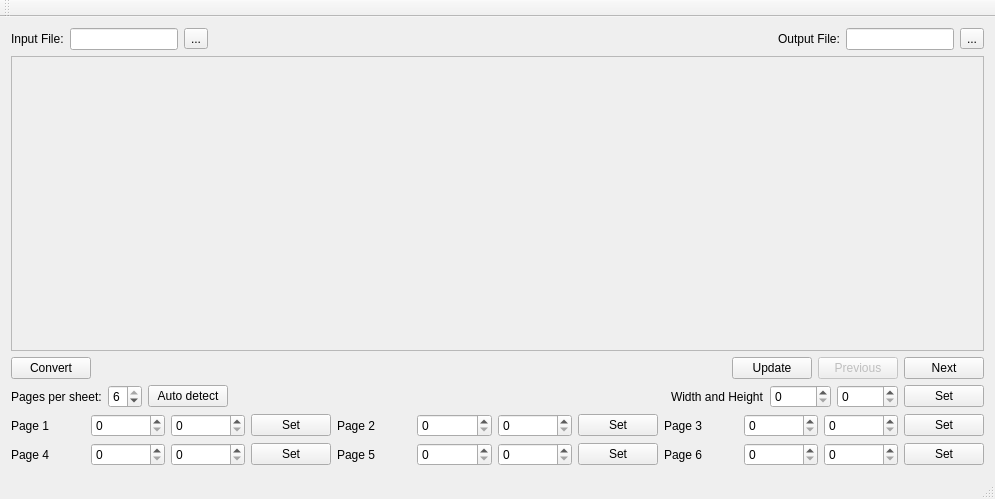
Above: mainwindow.ui from cges30901/pdfhandoutcrop before the change. Below: the same form after it.
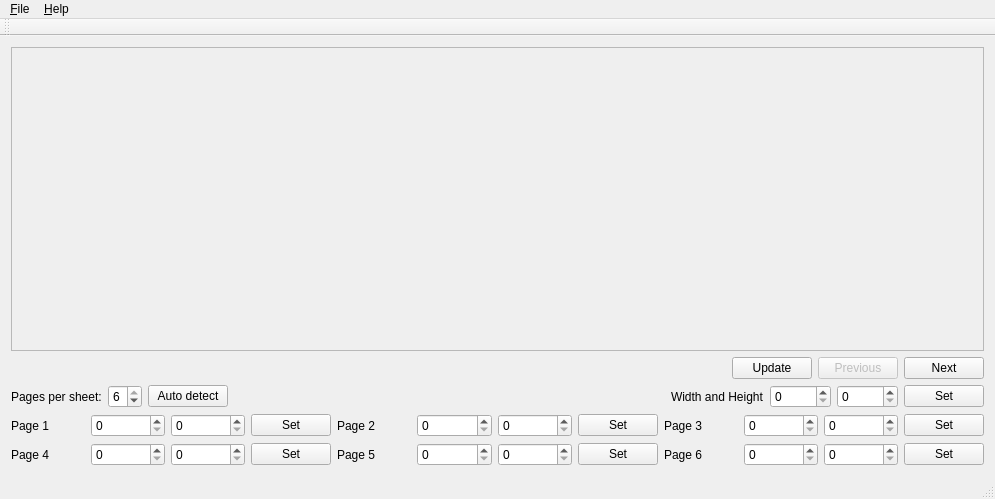
That is the form after the change. Custom widgets are drawn as their Qt base class.

Commit message: add menu bar and use action in menu bar to open and convert

```diff
--- a/mainwindow.ui
+++ b/mainwindow.ui
@@ -15,71 +15,6 @@
   </property>
   <widget class="QWidget" name="centralWidget">
    <layout class="QVBoxLayout" name="verticalLayout">
-    <item>
-     <layout class="QHBoxLayout" name="horizontalLayout">
-      <item>
-       <widget class="QLabel" name="label_2">
-        <property name="text">
-         <string>Input File:</string>
-        </property>
-       </widget>
-      </item>
-      <item>
-       <widget class="QLineEdit" name="lneInput">
-        <property name="sizePolicy">
-         <sizepolicy hsizetype="Minimum" vsizetype="Fixed">
-          <horstretch>0</horstretch>
-          <verstretch>0</verstretch>
-         </sizepolicy>
-        </property>
-       </widget>
-      </item>
-      <item>
-       <widget class="QToolButton" name="btnInput">
-        <property name="text">
-         <string>...</string>
-        </property>
-       </widget>
-      </item>
-      <item>
-       <spacer name="horizontalSpacer_6">
-        <property name="orientation">
-         <enum>Qt::Horizontal</enum>
-        </property>
-        <property name="sizeHint" stdset="0">
-         <size>
-          <width>40</width>
-          <height>20</height>
-         </size>
-        </property>
-       </spacer>
-      </item>
-      <item>
-       <widget class="QLabel" name="label_3">
-        <property name="text">
-         <string>Output File:</string>
-        </property>
-       </widget>
-      </item>
-      <item>
-       <widget class="QLineEdit" name="lneOutput">
-        <property name="sizePolicy">
-         <sizepolicy hsizetype="Minimum" vsizetype="Fixed">
-          <horstretch>0</horstretch>
-          <verstretch>0</verstretch>
-         </sizepolicy>
-        </property>
-       </widget>
-      </item>
-      <item>
-       <widget class="QToolButton" name="btnOutput">
-        <property name="text">
-         <string>...</string>
-        </property>
-       </widget>
-      </item>
-     </layout>
-    </item>
     <item>
      <widget class="QScrollArea" name="scrollArea">
       <property name="sizePolicy">
@@ -97,7 +32,7 @@
          <x>0</x>
          <y>0</y>
          <width>975</width>
-         <height>200</height>
+         <height>240</height>
         </rect>
        </property>
        <layout class="QHBoxLayout" name="horizontalLayout_5">
@@ -120,19 +55,6 @@
     </item>
     <item>
      <layout class="QHBoxLayout" name="horizontalLayout_2">
-      <item>
-       <widget class="QPushButton" name="btnConvert">
-        <property name="sizePolicy">
-         <sizepolicy hsizetype="Maximum" vsizetype="Fixed">
-          <horstretch>0</horstretch>
-          <verstretch>0</verstretch>
-         </sizepolicy>
-        </property>
-        <property name="text">
-         <string>Convert</string>
-        </property>
-       </widget>
-      </item>
       <item>
        <spacer name="horizontalSpacer">
         <property name="orientation">
@@ -443,6 +365,22 @@
      <height>30</height>
     </rect>
    </property>
+   <widget class="QMenu" name="menu_File">
+    <property name="title">
+     <string>&amp;File</string>
+    </property>
+    <addaction name="action_Open"/>
+    <addaction name="action_Convert"/>
+   </widget>
+   <widget class="QMenu" name="menu_Help">
+    <property name="title">
+     <string>&amp;Help</string>
+    </property>
+    <addaction name="actionAbout_Qt"/>
+    <addaction name="action_About"/>
+   </widget>
+   <addaction name="menu_File"/>
+   <addaction name="menu_Help"/>
   </widget>
   <widget class="QToolBar" name="mainToolBar">
    <attribute name="toolBarArea">
```
Left out of the diff: 20 changed lines with no effect on the pictures. The commit also changes 2 other files.
